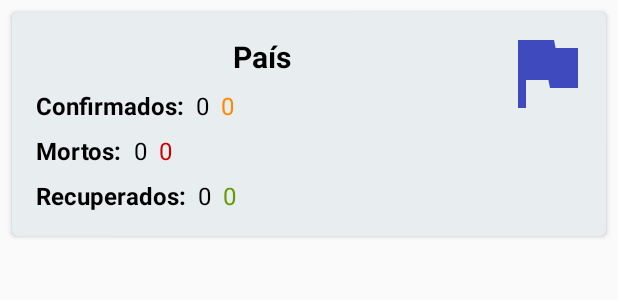
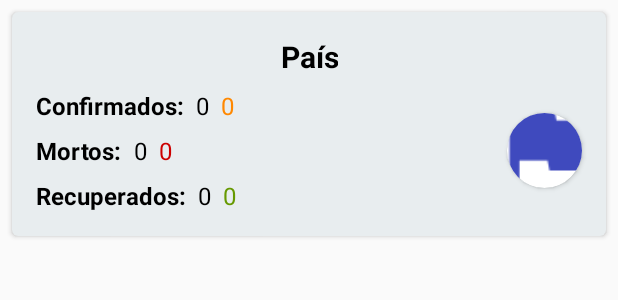
Before and after one commit to ednaldomartins/Covid19App, an Android app: the layout viewholder_country.xml on its own in the app's theme, with its tools: preview values and no code run, on a phone screen of 412 x 824 dp. Shown: the top 300 px of the screen. Run offline under Robolectric (Android 15) with nearby library versions, the phone set to English and light mode, and no system bars.

Commit message:
dando forma cirlular as bandeiras.

```diff
--- a/app/src/main/java/com/ednaldomartins/covid19app/util/CountryInfo.java
+++ b/app/src/main/java/com/ednaldomartins/covid19app/util/CountryInfo.java
@@ -4,7 +4,7 @@ public class CountryInfo {
 
     //  exemplo: "https://www.countryflags.io/" + CODE + "/flat/64.png"
     public static final String URL_ROOT_FLAG = "https://www.countryflags.io/";
-    public static final String URL_TYPE_FLAG = "/flat/64.png";
+    public static final String URL_TYPE_FLAG = "/shiny/64.png";  //  "/flat/64.png" ou "/shiny/64.png"
 
     /**
      *  [*][0] = gentilico do pais
--- /dev/null
+++ b/app/src/main/res/drawable/shape_flag.xml
@@ -0,0 +1,12 @@
+<?xml version="1.0" encoding="utf-8"?>
+<shape xmlns:android="http://schemas.android.com/apk/res/android"
+    android:innerRadius="0dp"
+    android:shape="ring"
+    android:thicknessRatio="1.9"
+    android:useLevel="false" >
+    <solid android:color="@android:color/transparent" />
+
+    <stroke
+        android:width="10dp"
+        android:color="@android:color/white" />
+</shape>
--- a/app/src/main/res/layout/viewholder_country.xml
+++ b/app/src/main/res/layout/viewholder_country.xml
@@ -25,29 +25,38 @@
             android:layout_height="match_parent"
             android:padding="8dp">
 
-            <ImageView
-                android:id="@+id/viewholder_country_flag"
-                android:layout_width="64dp"
-                android:layout_height="64dp"
-                android:layout_gravity="end"
-                android:cropToPadding="true"
-                app:layout_constraintEnd_toEndOf="parent"
-                app:layout_constraintTop_toTopOf="parent"
-                app:srcCompat="@drawable/ic_flag_64dp" />
+            <androidx.cardview.widget.CardView
+                android:id="@+id/viewholder_flag_cardview"
+                android:layout_width="wrap_content"
+                android:layout_height="wrap_content"
+                android:layout_marginEnd="8dp"
+                android:layout_marginBottom="24dp"
+                app:cardCornerRadius="32dp"
+                app:layout_constraintBottom_toBottomOf="parent"
+                app:layout_constraintEnd_toEndOf="parent">
+
+                <ImageView
+                    android:id="@+id/viewholder_country_flag"
+                    android:src="@drawable/ic_flag_64dp"
+                    android:layout_width="50dp"
+                    android:layout_height="50dp"
+                    android:scaleX="1.6"
+                    android:scaleY="1.6" />
+            </androidx.cardview.widget.CardView>
 
             <TextView
                 android:id="@+id/viewholder_country_name"
-                android:layout_width="0dp"
+                android:layout_width="wrap_content"
                 android:layout_height="wrap_content"
-                android:layout_marginStart="8dp"
+                android:layout_marginStart="16dp"
                 android:layout_marginTop="8dp"
-                android:layout_marginEnd="8dp"
+                android:layout_marginEnd="16dp"
                 android:gravity="center"
                 android:text="@string/country_name"
                 android:textColor="@android:color/black"
                 android:textSize="@dimen/title_size"
                 android:textStyle="bold"
-                app:layout_constraintEnd_toStartOf="@+id/viewholder_country_flag"
+                app:layout_constraintEnd_toEndOf="parent"
                 app:layout_constraintStart_toStartOf="parent"
                 app:layout_constraintTop_toTopOf="parent" />
 
@@ -118,7 +127,7 @@
 
             <TextView
                 android:id="@+id/viewholder_country_total_recovered"
-                android:layout_width="0dp"
+                android:layout_width="wrap_content"
                 android:layout_height="wrap_content"
                 android:layout_marginStart="8dp"
                 android:layout_marginTop="8dp"
@@ -138,6 +147,7 @@
                 android:text="@string/zero"
                 android:textColor="@android:color/holo_orange_dark"
                 android:textSize="@dimen/text_size"
+                app:layout_constraintEnd_toStartOf="@+id/viewholder_flag_cardview"
                 app:layout_constraintStart_toEndOf="@+id/viewholder_country_total_confirmed"
                 app:layout_constraintTop_toBottomOf="@+id/viewholder_country_name" />
 
@@ -151,6 +161,7 @@
                 android:text="@string/zero"
                 android:textColor="@android:color/holo_red_dark"
                 android:textSize="@dimen/text_size"
+                app:layout_constraintEnd_toStartOf="@+id/viewholder_flag_cardview"
                 app:layout_constraintStart_toEndOf="@+id/viewholder_country_total_deaths"
                 app:layout_constraintTop_toBottomOf="@+id/viewholder_country_new_confirmed" />
 
@@ -165,6 +176,7 @@
                 android:text="@string/zero"
                 android:textColor="@android:color/holo_green_dark"
                 android:textSize="@dimen/text_size"
+                app:layout_constraintEnd_toStartOf="@+id/viewholder_flag_cardview"
                 app:layout_constraintStart_toEndOf="@+id/viewholder_country_total_recovered"
                 app:layout_constraintTop_toBottomOf="@+id/viewholder_country_new_deaths" />
 
--- a/app/src/main/res/values/colors.xml
+++ b/app/src/main/res/values/colors.xml
@@ -1,10 +1,13 @@
 <?xml version="1.0" encoding="utf-8"?>
 <resources>
-    <color name="colorPrimary">#6200EE</color>
-    <color name="colorPrimaryDark">#3700B3</color>
-    <color name="colorAccent">#03DAC5</color>
+    <color name="ic_launcher_background">#5564FF</color>
+
+    <color name="colorPrimary">#0094CF</color>
+    <color name="colorPrimaryDark">#0070AE</color>
+    <color name="colorAccent">#18C9CC</color>
 
     <color name="colorViewCard">#E8EDEF</color>
     <color name="colorBackgroundList">#EDF2F4</color>
+    <color name="color50Transparent">#7F7FFFDF</color>
 
 </resources>
```
